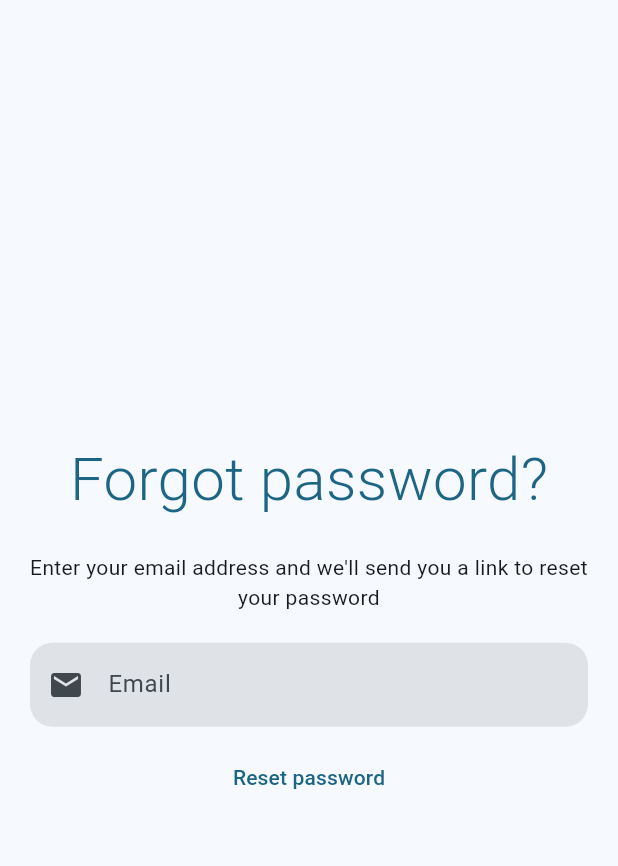
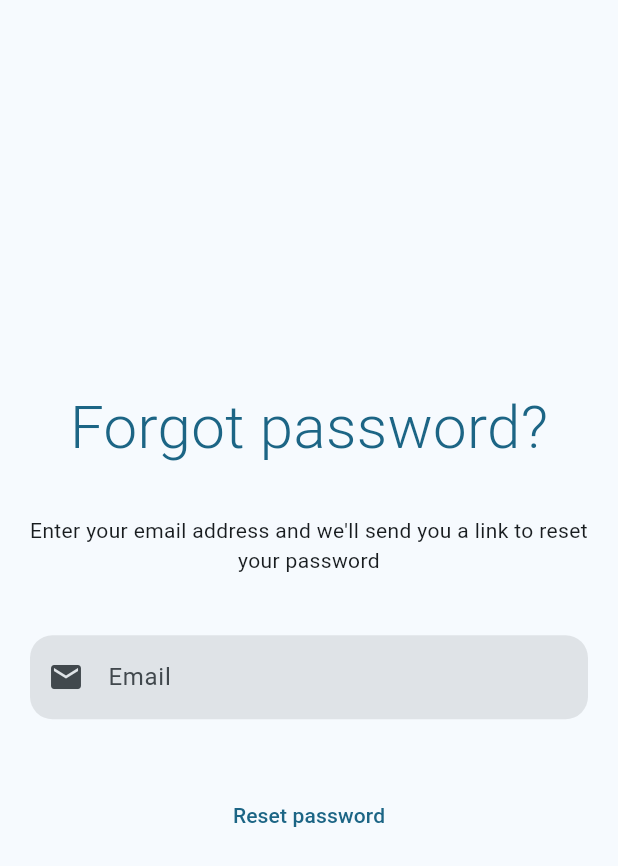
Before and after one commit to Via-Go/client, a Flutter app: the ResetPasswordPageView screen opened directly, on a phone screen of 412 x 824 dp. Shown: the top 866 px of the screen. Run offline on Flutter 3.47's test engine with Material 2 defaults, Android fonts, the phone set to English and light mode, and no system bars; our stand-ins replace auto_route, bloc, flutter_bloc, fpdart, freezed_annotation and 1 more; missing offline and left inert: grpc, protobuf; generated files the repository leaves out were written again.

```diff
--- a/lib/presentation/pages/fill_data_page/fill_data_page_view.dart
+++ b/lib/presentation/pages/fill_data_page/fill_data_page_view.dart
@@ -21,6 +21,7 @@ class FillDataPageView extends StatelessWidget {
               DefaultPadding(
                 child: PageTitle(title: context.l10n.fillDataHeading),
               ),
+              const SizedBox(height: 20),
               const FillDataForm(),
             ],
           ),
--- a/lib/presentation/pages/fill_data_page/widgets/fill_data_form.dart
+++ b/lib/presentation/pages/fill_data_page/widgets/fill_data_form.dart
@@ -33,6 +33,9 @@ class FillDataForm extends StatelessWidget {
           const DefaultPadding(
             child: DriverDropdown(),
           ),
+          const SizedBox(
+            height: 10,
+          ),
           DefaultPadding(
             child: FormSubmitButton(
               buttonText: context.l10n.fillDataSubmit,
--- a/lib/presentation/pages/login_page/widgets/sign_in_form.dart
+++ b/lib/presentation/pages/login_page/widgets/sign_in_form.dart
@@ -28,7 +28,7 @@ class SignInForm extends StatelessWidget {
           ),
         ),
         const SizedBox(
-          height: 12,
+          height: 20,
         ),
         DefaultPadding(
           child: FormSubmitButton(
@@ -37,7 +37,7 @@ class SignInForm extends StatelessWidget {
           ),
         ),
         const SizedBox(
-          height: 36,
+          height: 30,
         ),
         SwitchFormButton(
           leadingText: context.l10n.authNoAccount,
--- a/lib/presentation/pages/register_page/widgets/sign_up_form.dart
+++ b/lib/presentation/pages/register_page/widgets/sign_up_form.dart
@@ -22,7 +22,7 @@ class SignUpForm extends StatelessWidget {
           child: EmailFormField(),
         ),
         const SizedBox(
-          height: 12,
+          height: 20,
         ),
         DefaultPadding(
           child: FormSubmitButton(
@@ -31,7 +31,7 @@ class SignUpForm extends StatelessWidget {
           ),
         ),
         const SizedBox(
-          height: 36,
+          height: 30,
         ),
         SwitchFormButton(
           leadingText: context.l10n.authHaveAccount,
--- a/lib/presentation/pages/reset_password_page/reset_password_page_view.dart
+++ b/lib/presentation/pages/reset_password_page/reset_password_page_view.dart
@@ -1,9 +1,9 @@
 import 'package:flutter/material.dart';
 
 import '../../../utils/extensions.dart';
-import '../../core/widgets/authentication/form/text_fields/email_form_field.dart';
 import '../../core/widgets/authentication/page_title.dart';
 import '../../core/widgets/default_padding.dart';
+import 'widgets/reset_password_form.dart';
 
 class ResetPasswordPageView extends StatelessWidget {
   const ResetPasswordPageView({Key? key}) : super(key: key);
@@ -12,6 +12,7 @@ class ResetPasswordPageView extends StatelessWidget {
   Widget build(BuildContext context) {
     return SafeArea(
       child: Scaffold(
+        resizeToAvoidBottomInset: false,
         body: Center(
           child: Column(
             mainAxisAlignment: MainAxisAlignment.center,
@@ -21,6 +22,7 @@ class ResetPasswordPageView extends StatelessWidget {
                   title: context.l10n.resetPasswordHeading,
                 ),
               ),
+              const SizedBox(height: 10),
               DefaultPadding(
                 child: Text(
                   style: TextStyle(color: context.colors.onBackground),
@@ -28,13 +30,8 @@ class ResetPasswordPageView extends StatelessWidget {
                   context.l10n.resetPasswordInfo,
                 ),
               ),
-              const DefaultPadding(
-                child: EmailFormField(),
-              ),
-              TextButton(
-                onPressed: () {},
-                child: Text(context.l10n.resetPasswordSubmit),
-              )
+              const SizedBox(height: 20),
+              const ResetPaswordForm(),
             ],
           ),
         ),
--- /dev/null
+++ b/lib/presentation/pages/reset_password_page/widgets/reset_password_form.dart
@@ -0,0 +1,29 @@
+import 'package:flutter/material.dart';
+
+import '../../../../utils/extensions.dart';
+import '../../../core/widgets/authentication/form/text_fields/email_form_field.dart';
+import '../../../core/widgets/default_padding.dart';
+
+class ResetPaswordForm extends StatelessWidget {
+  const ResetPaswordForm({super.key});
+
+  @override
+  Widget build(BuildContext context) {
+    return Form(
+      child: Column(
+        children: [
+          const DefaultPadding(
+            child: EmailFormField(),
+          ),
+          const SizedBox(height: 20),
+          DefaultPadding(
+            child: TextButton(
+              onPressed: () {},
+              child: Text(context.l10n.resetPasswordSubmit),
+            ),
+          )
+        ],
+      ),
+    );
+  }
+}
```
Also changed, not shown: lib/presentation/pages/verification_page/verification_page_view.dart (+12 -7 lines).
